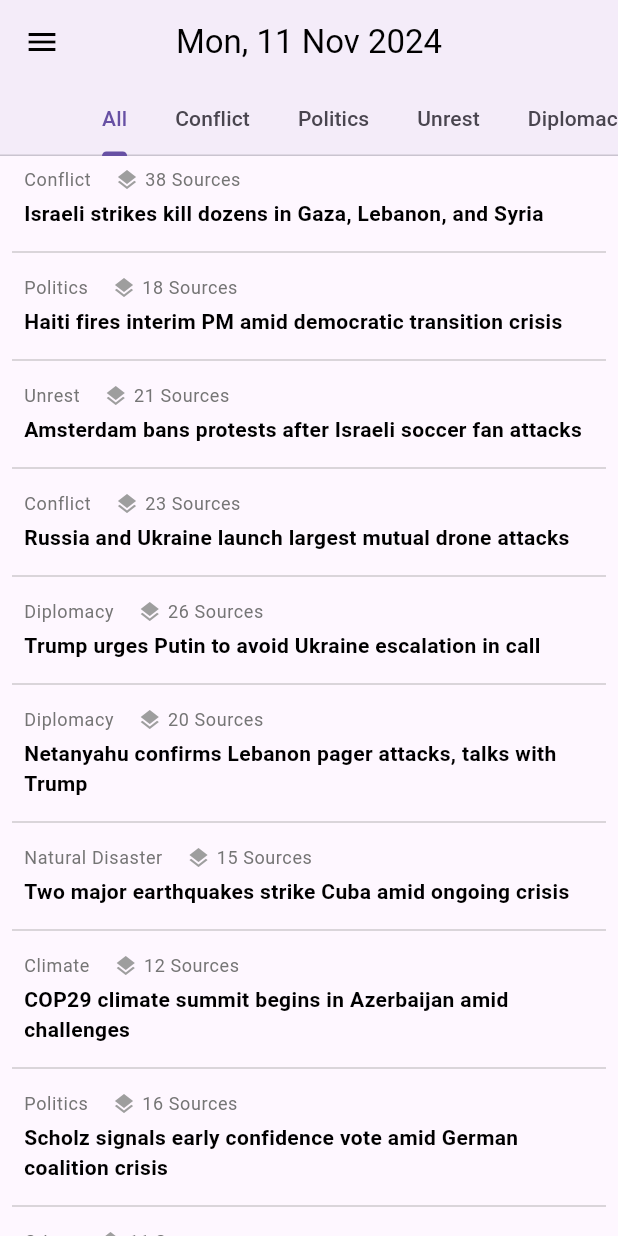
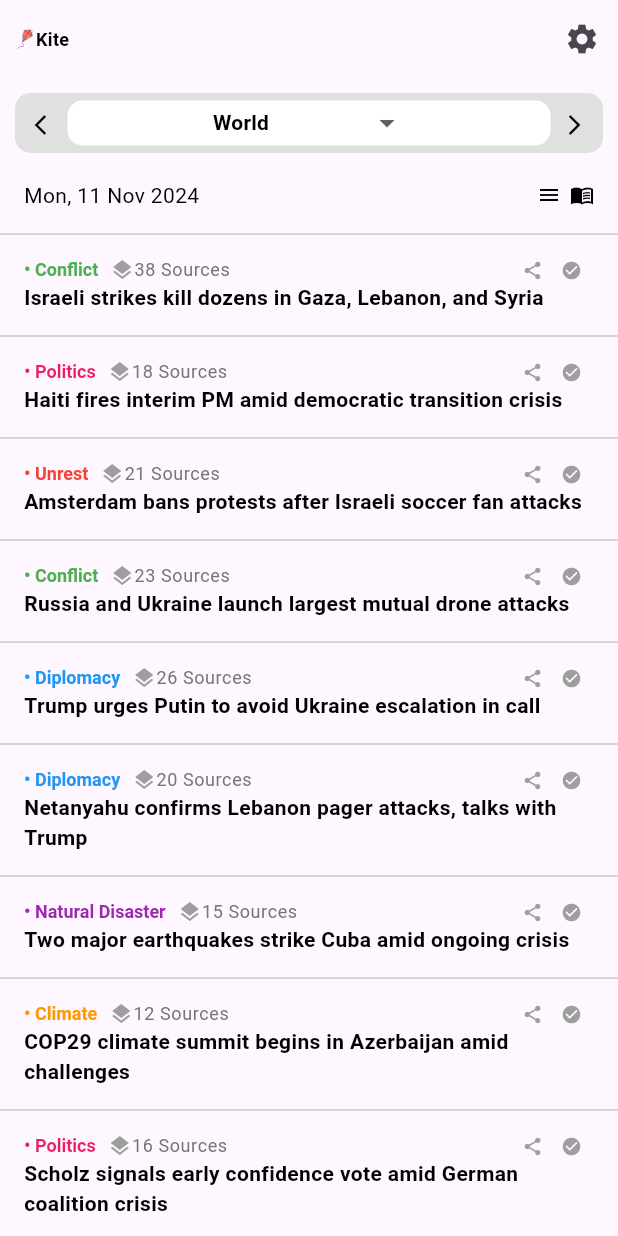
Before and after one commit to angiemugo/kagi, a Flutter app: the screen it shows after launch, on a phone screen of 412 x 824 dp. Run offline on Flutter 3.47's test engine with Material 3 defaults, Android fonts, the phone set to English and light mode, and no system bars; our stand-ins replace dots_indicator, flutter_riverpod, riverpod_annotation, share_plus, transparent_image, webview_flutter; generated files the repository leaves out were written again.

Commit message:
fix home screen

```diff
--- /dev/null
+++ b/lib/const/images.dart
@@ -0,0 +1 @@
+const kiteIcon = "assets/images/kite.png";
--- /dev/null
+++ b/lib/tabbed_view/presentation/dropdown_view.dart
@@ -0,0 +1,96 @@
+import 'package:flutter/material.dart';
+import 'package:flutter_riverpod/flutter_riverpod.dart';
+import 'package:kagi_task/tabbed_view/presentation/tabbed_news_controller.dart';
+
+class DropdownView extends ConsumerWidget {
+  final List<Category> categories;
+
+  const DropdownView({super.key, required this.categories});
+
+  @override
+  Widget build(BuildContext context, WidgetRef ref) {
+    final selectedCategory = ref.watch(selectedCategoryProvider);
+    final selectedTabIndex = ref.watch(selectedTabIndexProvider);
+    final tabIndexNotifier = ref.read(selectedTabIndexProvider.notifier);
+    final categoryNotifier = ref.read(selectedCategoryProvider.notifier);
+
+    return Container(
+      height: 50,
+      padding: const EdgeInsets.all(5),
+      decoration: BoxDecoration(
+        color: Colors.grey[300],
+        borderRadius: BorderRadius.circular(10),
+      ),
+      child: Row(
+        children: [
+          SizedBox(
+            width: 30,
+            height: 30,
+            child: IconButton(
+              iconSize: 16,
+              icon: const Icon(
+                Icons.arrow_back_ios,
+              ),
+              onPressed: () {
+                if (selectedTabIndex > 0) {
+                  tabIndexNotifier.state = selectedTabIndex - 1;
+                  categoryNotifier.state = categories[selectedTabIndex - 1];
+                }
+              },
+            ),
+          ),
+          Flexible(
+            flex: 2,
+            child: Container(
+              height: double.infinity,
+              decoration: BoxDecoration(
+                color: Colors.white,
+                borderRadius: BorderRadius.circular(10),
+              ),
+              child: Center(
+                child: DropdownButton<Category>(
+                  padding: EdgeInsets.zero,
+                  value: selectedCategory,
+                  underline: const SizedBox.shrink(),
+                  items: categories
+                      .map((item) => DropdownMenuItem(
+                            value: item,
+                            child: Text(item.name),
+                          ))
+                      .toList(),
+                  onChanged: (value) {
+                    if (value != null) {
+                      final index = categories.indexOf(value);
+                      categoryNotifier.state = value;
+                      tabIndexNotifier.state = index;
+                    }
+                  },
+                ),
+              ),
+            ),
+          ),
+          SizedBox(
+            width: 30,
+            height: 30,
+            child: IconButton(
+              iconSize: 16,
+              icon: const Icon(
+                Icons.arrow_forward_ios,
+              ),
+              onPressed: () {
+                if (selectedTabIndex < categories.length - 1) {
+                  tabIndexNotifier.state = selectedTabIndex + 1;
+                  categoryNotifier.state = categories[selectedTabIndex + 1];
+                }
+              },
+            ),
+          ),
+        ],
+      ),
+    );
+  }
+}
+
+final selectedTabIndexProvider = StateProvider<int>((ref) => 0);
+final selectedCategoryProvider = StateProvider<Category>(
+    (ref) => Category(name: "World", color: Colors.black));
--- a/lib/tabbed_view/presentation/news_feed_screen.dart
+++ b/lib/tabbed_view/presentation/news_feed_screen.dart
@@ -1,29 +1,37 @@
 import 'package:flutter/material.dart';
 import 'package:kagi_task/news_detail/presentation/news_detail_screen.dart';
+import 'package:kagi_task/tabbed_view/presentation/tabbed_news_controller.dart';
 import '../domain/news_model.dart';
 import 'package:flutter_gen/gen_l10n/app_localizations.dart';
 
 class NewsFeedScreen extends StatelessWidget {
-  const NewsFeedScreen({super.key, required this.clusters});
+  const NewsFeedScreen(
+      {super.key,
+      required this.clusters,
+      required this.date,
+      required this.categories});
 
   final List<Cluster> clusters;
+  final String date;
+  final List<Category> categories;
 
   @override
   Widget build(BuildContext context) {
-    AppLocalizations l10n = AppLocalizations.of(context)!;
     return Scaffold(
       body: ListView.separated(
-      itemCount: clusters.length,
+        itemCount: clusters.length + 1,
         separatorBuilder: (context, index) => Padding(
-        padding: const EdgeInsets.symmetric(horizontal: 8.0),
+          padding: const EdgeInsets.symmetric(horizontal: 0.0),
           child: Divider(
             thickness: 1,
             color: Colors.grey.withOpacity(0.5),
           ),
         ),
         itemBuilder: (context, index) {
-        final cluster = clusters[index];
+          if (index == 0) return _buildListTitle();
+          final cluster = clusters[index - 1];
           return ListTile(
+              dense: true,
               onTap: () {
                 Navigator.push(
                   context,
@@ -32,25 +40,40 @@ class NewsFeedScreen extends StatelessWidget {
                   ),
                 );
               },
-          title: Column(
+              title: _buildListTile(context, cluster: cluster));
+        },
+      ),
+    );
+  }
+
+  Widget _buildListTitle() {
+    return Padding(
+      padding: const EdgeInsets.symmetric(horizontal: 16.0, vertical: 8.0),
+      child: Row(
+        children: [
+          Text(date),
+          const Spacer(),
+          const Icon(
+            Icons.menu,
+            size: 16,
+          ),
+          const SizedBox(
+            width: 6,
+          ),
+          const Icon(
+            Icons.menu_book_sharp,
+            size: 16,
+          )
+        ],
+      ),
+    );
+  }
+
+  Widget _buildListTile(BuildContext context, {required Cluster cluster}) {
+    return Column(
       crossAxisAlignment: CrossAxisAlignment.start,
       children: [
-              Row(
-                children: [
-                  Text(cluster.category,
-                      style: Theme.of(context).textTheme.bodySmall),
-                  const SizedBox(width: 16),
-                  const Icon(
-                    Icons.layers,
-                    size: 16,
-                    color: Colors.grey,
-                  ),
-                  const SizedBox(width: 4),
-                  Text(l10n.sources_count(cluster.articles.length),
-                      style: Theme.of(context).textTheme.bodySmall)
-                ],
-              ),
-              const SizedBox(height: 4),
+        _buildTileTitle(context, cluster: cluster),
         Text(
           cluster.title,
           style: Theme.of(context).textTheme.bodyMedium?.copyWith(
@@ -58,9 +81,64 @@ class NewsFeedScreen extends StatelessWidget {
               ),
         ),
       ],
+    );
+  }
+
+  Widget _buildTileTitle(BuildContext context, {required Cluster cluster}) {
+    AppLocalizations l10n = AppLocalizations.of(context)!;
+    final category =
+        categories.firstWhere((element) => element.name == cluster.category);
+
+    return Row(
+      children: [
+        RichText(
+          text: TextSpan(
+            style: TextStyle(
+                fontWeight: FontWeight.bold,
+                fontSize: 12,
+                color: category.color),
+            children: [
+              const TextSpan(
+                  text: "• ",
+                  style: TextStyle(fontWeight: FontWeight.bold, fontSize: 12)),
+              TextSpan(
+                text: category.name,
               ),
+            ],
+          ),
+        ),
+        const SizedBox(width: 8),
+        const Icon(
+          Icons.layers,
+          size: 16,
+          color: Colors.grey,
+        ),
+        Text(l10n.sources_count(cluster.articles.length),
+            style: Theme.of(context).textTheme.bodySmall),
+        const Spacer(),
+        Row(
+          mainAxisSize: MainAxisSize.min,
+          children: [
+            InkWell(
+              onTap: () => print("typed"),
+              child: Icon(
+                Icons.share,
+                size: 14,
+                color: Colors.grey[500],
+              ),
+            ),
+            const SizedBox(width: 12,),
+            InkWell(
+              onTap: () => print("typed"),
+              child: Icon(
+                Icons.check_circle,
+                size: 14,
+                color: Colors.grey[500],
+              ),
+            )
+          ],
+        ),
+      ],
     );
-      },
-    ));
   }
 }
--- a/lib/tabbed_view/presentation/tabbed_news_screen.dart
+++ b/lib/tabbed_view/presentation/tabbed_news_screen.dart
@@ -1,6 +1,8 @@
 import 'package:flutter/material.dart';
 import 'package:flutter_riverpod/flutter_riverpod.dart';
+import 'package:kagi_task/const/images.dart';
 import 'package:kagi_task/tabbed_view/presentation/drawer_view.dart';
+import 'package:kagi_task/tabbed_view/presentation/dropdown_view.dart';
 import 'package:kagi_task/tabbed_view/presentation/news_feed_screen.dart';
 import 'package:kagi_task/tabbed_view/presentation/tabbed_news_controller.dart';
 import '../domain/news_model.dart';
@@ -32,21 +34,65 @@ class TabbedNewsScreen extends ConsumerWidget {
       length: categories.length,
       child: Scaffold(
         appBar: AppBar(
-          titleSpacing: 0,
-          title: Text(timestamp),
-          bottom: TabBar(
-            isScrollable: true,
-            tabs: categories.map((category) => Tab(text: category)).toList(),
-            onTap: (index) => tabController.setTabIndex(index)
+          leading: Builder(
+            builder: (context) => IconButton(
+              onPressed: () => Scaffold.of(context).openDrawer(),
+              icon: Row(
+                mainAxisSize: MainAxisSize.min,
+                children: [
+                  Image.asset(
+                    kiteIcon,
+                    width: 14,
+                    height: 14,
+                  ),
+                  const Text(
+                    'Kite',
+                    style: TextStyle(
+                      fontSize: 12,
+                      fontWeight: FontWeight.w600,
+                    ),
+                  ),
+                ],
+              ),
+            ),
+          ),
+          actions: [
+            IconButton(
+              onPressed: () {
+                // Add your action here
+              },
+              icon: const Icon(Icons.settings),
+            ),
+          ],
+          bottom: PreferredSize(
+            preferredSize: const Size.fromHeight(kToolbarHeight),
+            child: Padding(
+              padding: const EdgeInsets.all(10),
+              child: SizedBox(
+                height: 40,
+                child: ClipRRect(
+                  borderRadius: BorderRadius.circular(10),
+                  child: DropdownView(
+                    categories: categories,
+                  ),
+                ),
+              ),
+            ),
           ),
         ),
         drawer: DrawerView(sections: drawerSections),
         body: TabBarView(
           children: categories.map((category) {
-            final tabData = category == "All"
+            final selectedCategory = ref.watch(selectedCategoryProvider);
+
+            final tabData = selectedCategory.name == "World"
                 ? newsModel.clusters
-                : tabController.getCategory(category);
-            return NewsFeedScreen(clusters: tabData);
+                : tabController.getCategory(selectedCategory);
+            return NewsFeedScreen(
+              clusters: tabData,
+              date: timestamp,
+              categories: categories,
+            );
           }).toList(),
         ),
       ),
--- a/lib/util/kite_theme.dart
+++ b/lib/util/kite_theme.dart
@@ -6,12 +6,6 @@ class KiteTheme {
       useMaterial3: true,
       brightness: Brightness.light,
       unselectedWidgetColor: Colors.grey,
-      appBarTheme: const AppBarTheme(
-        backgroundColor: Colors.transparent,
-        foregroundColor: Colors.black,
-        elevation: 2.0,
-        centerTitle: true,
-      ),
       dividerColor: Colors.grey[400],
       elevatedButtonTheme: ElevatedButtonThemeData(
         style: ElevatedButton.styleFrom(
@@ -91,12 +85,6 @@ class KiteTheme {
       useMaterial3: true,
       brightness: Brightness.dark,
       unselectedWidgetColor: Colors.grey,
-      appBarTheme: const AppBarTheme(
-        backgroundColor: Colors.transparent,
-        foregroundColor: Colors.white,
-        elevation: 2.0,
-        centerTitle: true,
-      ),
       dividerColor: Colors.grey[700],
       elevatedButtonTheme: ElevatedButtonThemeData(
         style: ElevatedButton.styleFrom(
--- a/pubspec.yaml
+++ b/pubspec.yaml
@@ -32,3 +32,4 @@ flutter:
   generate: true
   assets:
       - assets/data/news.json
+      - assets/images/kite.png
```
Also changed, not shown: lib/tabbed_view/presentation/tabbed_news_controller.dart (+80 -10 lines), assets/images/kite.png (added), 2 other files. Lines whose indentation alone changed are shown as unchanged.
